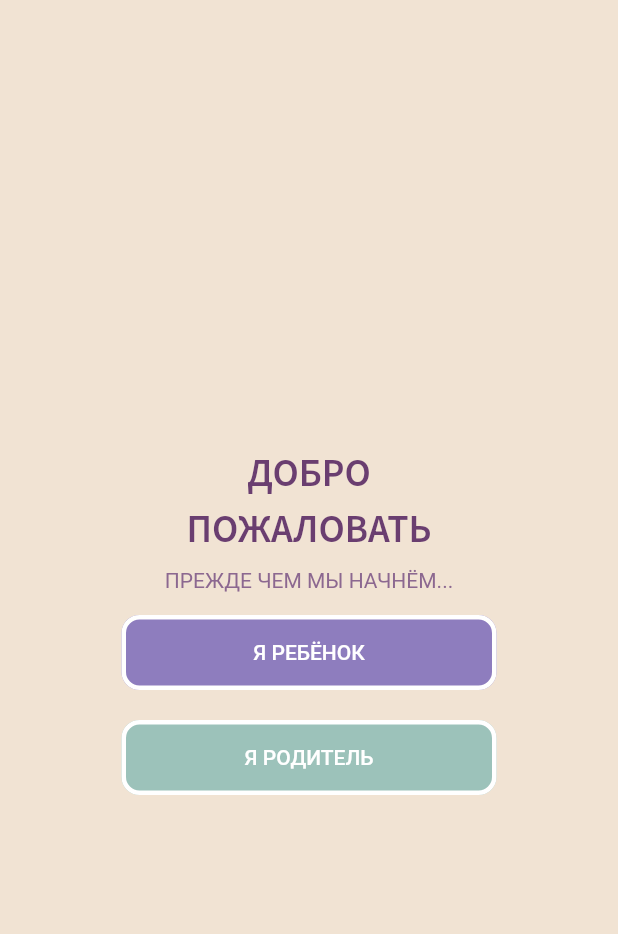
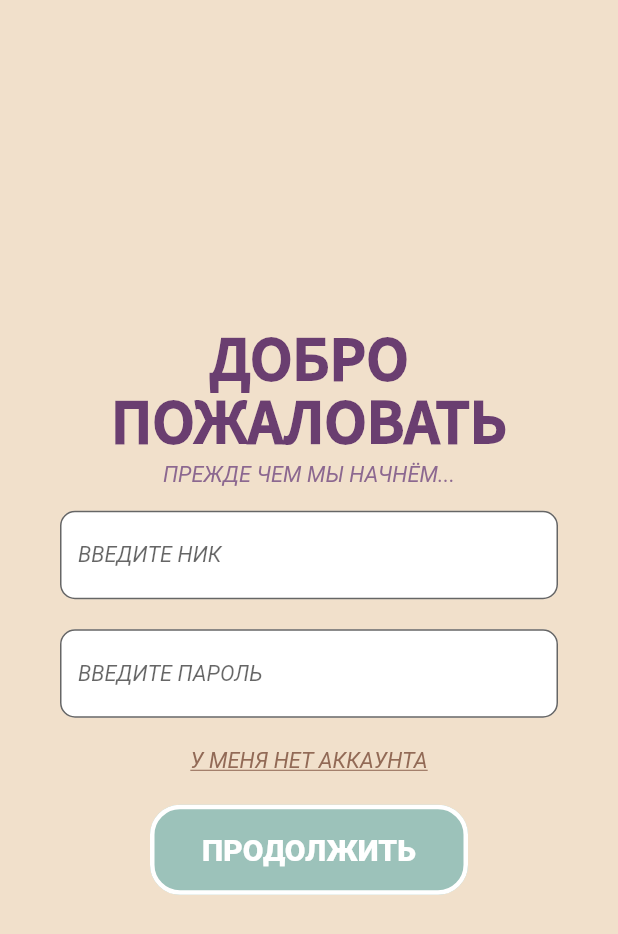
Before and after one commit to DeadDPie/Dart-DonateMe-, a Flutter app: the screen it shows after launch, on a phone screen of 412 x 824 dp. Shown: the top 934 px of the screen. Run offline on Flutter 3.47's test engine with Material 2 defaults, Android fonts, the phone set to English and light mode, and no system bars.

Commit message:
Заверстал окно авторизации

```diff
--- a/lib/main.dart
+++ b/lib/main.dart
@@ -5,55 +5,99 @@ void main() {
 }
 
 class MainApp extends StatelessWidget {
-  const MainApp({super.key});
+  const MainApp ({super.key});
 
   @override
   Widget build(BuildContext context) {
     return MaterialApp(
+      title: 'Главное_окно',
       home: Scaffold(
-        backgroundColor: const Color.fromRGBO(241, 227, 211, 1.0),
+        backgroundColor: Color.fromRGBO(241, 224, 203, 1.0),
           body: Center(
             child: Column(
               mainAxisAlignment: MainAxisAlignment.center,
               children: [
                 const Padding(
-                padding: EdgeInsets.all(8.0),
+                  padding: EdgeInsets.all(1.0),
                   child: Text(
                     'ДОБРО \nПОЖАЛОВАТЬ',
-                  style: TextStyle(fontFamily: 'SourceSans',
-                      color: Color.fromRGBO(106, 62, 112, 1.0), fontSize: 26.0, fontWeight: FontWeight.bold),
-                  textAlign: TextAlign.center,
+                    style: TextStyle(fontFamily: 'SourceSans', height: 1,
+                      color: Color.fromRGBO(106, 62, 112, 1.0),
+                        fontSize: 42.0, fontWeight: FontWeight.w800),
+                        textAlign: TextAlign.center),
                 ),
+                const Text(
+                  'ПРЕЖДЕ ЧЕМ МЫ НАЧНЁМ...',
+                  style: TextStyle(
+                    color: Color.fromRGBO(140, 104, 144, 1.0),
+                    fontSize: 14.5, fontWeight: FontWeight.w400,
+                    fontStyle: FontStyle.italic)),
+
+                Padding(
+                  padding: EdgeInsets.fromLTRB(40, 15, 40, 5),
+                  child: TextField(decoration: InputDecoration(
+                    border: OutlineInputBorder(
+                      borderRadius: BorderRadius.circular(10),
+                      borderSide: const BorderSide(
+                        color: Colors.white,
+                        width: 5
+                      )),
+                    hintText: 'ВВЕДИТЕ НИК',
+                    hintStyle: const TextStyle(fontSize: 14.5,
+                    fontWeight: FontWeight.normal, fontStyle: FontStyle.italic),
+                    fillColor: Color.fromRGBO(255, 255, 255, 1.0),
+                    filled: true
+                  ))
                 ),
-              const Text('ПРЕЖДЕ ЧЕМ МЫ НАЧНЁМ...',
-                  style: TextStyle(color: Color.fromRGBO(140, 104, 144, 1.0))),
+
                 Padding(
-                padding: const EdgeInsets.fromLTRB(10, 15, 10, 5),
+                  padding: EdgeInsets.fromLTRB(40, 15, 40, 5),
+                  child: TextField(decoration: InputDecoration(
+                      border: OutlineInputBorder(
+                        borderRadius: BorderRadius.circular(10),
+                        borderSide: const BorderSide(
+                          color: Colors.white,
+                          width: 5
+                        )),
+                      hintText: 'ВВЕДИТЕ ПАРОЛЬ',
+                      hintStyle: const TextStyle(fontSize: 14.5,
+                      fontWeight: FontWeight.normal, fontStyle: FontStyle.italic),
+                      fillColor: Color.fromRGBO(255, 255, 255, 1.0),
+                      filled: true
+                  ),
+                      obscureText: true
+                  )
+                ),
+
+
+                TextButton(
+                    onPressed: _gotoRegisration,
+                    child: const Text('У МЕНЯ НЕТ АККАУНТА',
+                    style: TextStyle(
+                      color: Color.fromRGBO(146, 106, 86, 1.0),
+                      fontSize: 14.5, fontWeight: FontWeight.w400,
+                      fontStyle: FontStyle.italic,
+                      decoration: TextDecoration.underline))
+                ),
+
+                Padding(
+                    padding: EdgeInsets.fromLTRB(100, 5, 100, 5),
                   child: OutlinedButton(
-                    onPressed: _buttoniamchild,
+                    onPressed: _button1,
                     style: OutlinedButton.styleFrom(
-                        backgroundColor: const Color.fromRGBO(142, 125, 190, 1.0),
+
+                      backgroundColor: Color.fromRGBO(156, 194, 186, 1.0),
                       side: const BorderSide(width: 3.0, color: Colors.white),
-                        minimumSize: const Size(250, 50),
+                      minimumSize: const Size(240, 60),
                       shape: RoundedRectangleBorder(
-                          borderRadius: BorderRadius.circular(12),
+                        borderRadius: BorderRadius.circular(20),
                     )),
-                    child: const Text("Я РЕБЁНОК",
-                        style: TextStyle(color: Colors.white, fontSize: 14.0))),
-              ),
-              Padding(
-                padding: const EdgeInsets.fromLTRB(10, 15, 10, 5),
-                child: OutlinedButton(
-                    onPressed: _buttoniamparent,
-                    style: OutlinedButton.styleFrom(
-                        backgroundColor: const Color.fromRGBO(156, 194, 186, 1.0),
-                        side: const BorderSide(width: 3.0, color: Colors.white),
-                        minimumSize: const Size(250, 50),
-                        shape: RoundedRectangleBorder(
-                          borderRadius: BorderRadius.circular(12),
-                        )),
-                    child: const Text("Я РОДИТЕЛЬ",
-                        style: TextStyle(color: Colors.white, fontSize: 14.0))),
+                    child: const Text('ПРОДОЛЖИТЬ',
+                    style: TextStyle(
+                      color: Color.fromRGBO(255, 255, 255, 1.0),
+                      fontSize: 20.0, fontWeight: FontWeight.w800,
+                      fontStyle: FontStyle.normal
+                    ))),
                 ),
               ],
             ),
@@ -62,7 +106,7 @@ class MainApp extends StatelessWidget {
     );
   }
 
-  void _buttoniamchild() {}
+  void _gotoRegisration() {}
 
-  void _buttoniamparent() {}
+  void _button1() {}
 }
```
Lines whose indentation alone changed are shown as unchanged.
